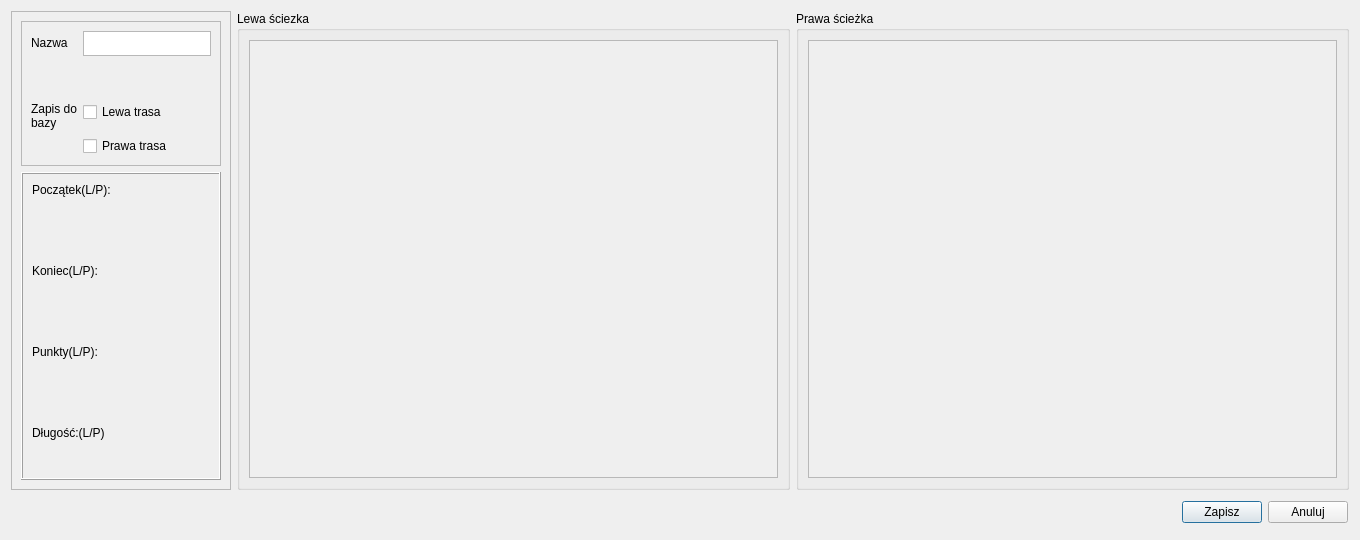
This is OpenGRL_GUI/SaveTrackDialog.ui in Gerwand/opengrl as Qt 5 draws it before an edit. The edited form follows.
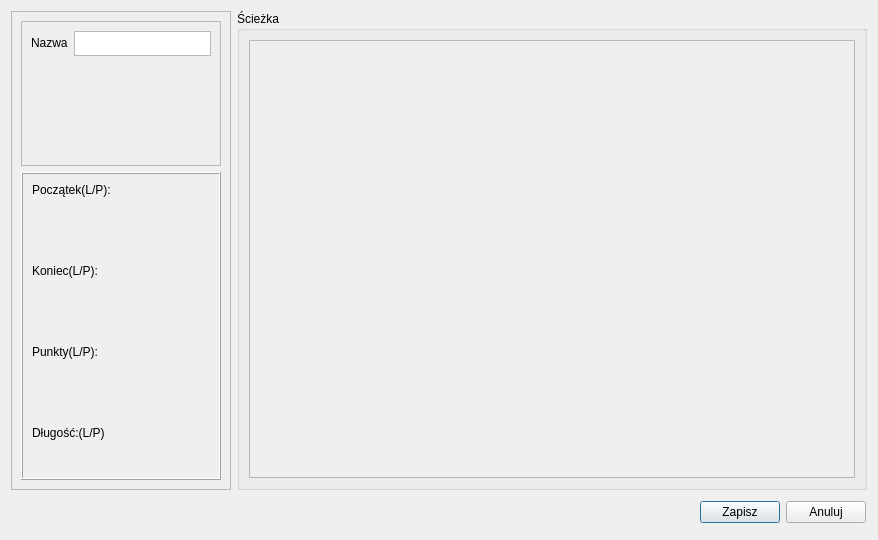
This is the edited form.

What changed in the file:
```diff
--- a/OpenGRL_GUI/SaveTrackDialog.ui
+++ b/OpenGRL_GUI/SaveTrackDialog.ui
@@ -6,7 +6,7 @@
    <rect>
     <x>0</x>
     <y>0</y>
-    <width>1360</width>
+    <width>878</width>
     <height>540</height>
    </rect>
   </property>
@@ -88,33 +88,23 @@
                <height>25</height>
               </size>
              </property>
+             <property name="acceptDrops">
+              <bool>true</bool>
+             </property>
+             <property name="inputMethodHints">
+              <set>Qt::ImhNone</set>
+             </property>
+             <property name="verticalScrollBarPolicy">
+              <enum>Qt::ScrollBarAlwaysOff</enum>
+             </property>
+             <property name="horizontalScrollBarPolicy">
+              <enum>Qt::ScrollBarAlwaysOff</enum>
+             </property>
              <property name="acceptRichText">
               <bool>false</bool>
              </property>
             </widget>
            </item>
-           <item row="2" column="1">
-            <widget class="QCheckBox" name="checkSaveLeft">
-             <property name="text">
-              <string>Lewa trasa</string>
-             </property>
-            </widget>
-           </item>
-           <item row="3" column="1">
-            <widget class="QCheckBox" name="checkSaveRight">
-             <property name="text">
-              <string>Prawa trasa</string>
-             </property>
-            </widget>
-           </item>
-           <item row="2" column="0">
-            <widget class="QLabel" name="label_6">
-             <property name="text">
-              <string>Zapis do
-bazy</string>
-             </property>
-            </widget>
-           </item>
            <item row="1" column="0">
             <spacer name="verticalSpacer">
              <property name="orientation">
@@ -339,7 +329,7 @@
      <item>
       <widget class="QGroupBox" name="groupBox">
        <property name="title">
-        <string>Lewa ściezka</string>
+        <string>Ścieżka</string>
        </property>
        <layout class="QVBoxLayout" name="verticalLayout_2">
         <item>
@@ -352,51 +342,13 @@
             <rect>
              <x>0</x>
              <y>0</y>
-             <width>532</width>
-             <height>446</height>
+             <width>601</width>
+             <height>434</height>
             </rect>
            </property>
            <layout class="QHBoxLayout" name="horizontalLayout_3">
             <item>
-             <widget class="QLabel" name="leftTrackPreview">
-              <property name="text">
-               <string/>
-              </property>
-              <property name="alignment">
-               <set>Qt::AlignCenter</set>
-              </property>
-             </widget>
-            </item>
-           </layout>
-          </widget>
-         </widget>
-        </item>
-       </layout>
-      </widget>
-     </item>
-     <item>
-      <widget class="QGroupBox" name="groupBox_2">
-       <property name="title">
-        <string>Prawa ścieżka</string>
-       </property>
-       <layout class="QVBoxLayout" name="verticalLayout_4">
-        <item>
-         <widget class="QScrollArea" name="scrollArea_2">
-          <property name="widgetResizable">
-           <bool>true</bool>
-          </property>
-          <widget class="QWidget" name="scrollAreaWidgetContents_3">
-           <property name="geometry">
-            <rect>
-             <x>0</x>
-             <y>0</y>
-             <width>532</width>
-             <height>446</height>
-            </rect>
-           </property>
-           <layout class="QHBoxLayout" name="horizontalLayout_2">
-            <item>
-             <widget class="QLabel" name="rightTrackPreview">
+             <widget class="QLabel" name="trackPreview">
               <property name="text">
                <string/>
               </property>
```
Left out of the diff: 36 changed lines with no effect on the pictures.
